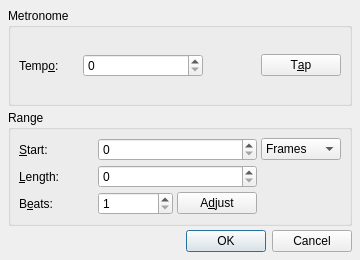
Qt form src/qtractorTempoAdjustForm.ui (rncbc/qtractor) before a commit.
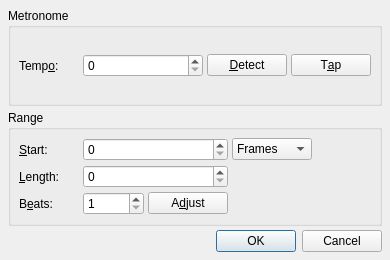
The same form after that commit. Icons and pictures are not drawn. Custom widgets are drawn as their Qt base class.

Commit message: [xaubio] Clip / Tempo Adjust dialog refactoring... (completed)

Patch:
```diff
--- a/src/qtractorTempoAdjustForm.ui
+++ b/src/qtractorTempoAdjustForm.ui
@@ -26,7 +26,7 @@
    <rect>
     <x>0</x>
     <y>0</y>
-    <width>360</width>
+    <width>320</width>
     <height>260</height>
    </rect>
   </property>
@@ -82,14 +82,27 @@
         </property>
         <property name="sizeHint">
          <size>
-          <width>20</width>
+          <width>8</width>
           <height>20</height>
          </size>
         </property>
        </spacer>
       </item>
       <item>
-       <widget class="QPushButton" name="TempoPushButton">
+       <widget class="QPushButton" name="TempoDetectPushButton">
+        <property name="minimumSize">
+         <size>
+          <width>80</width>
+          <height>0</height>
+         </size>
+        </property>
+        <property name="text">
+         <string>&amp;Detect</string>
+        </property>
+       </widget>
+      </item>
+      <item>
+       <widget class="QPushButton" name="TempoTapPushButton">
         <property name="minimumSize">
          <size>
           <width>80</width>
@@ -167,6 +180,19 @@
         </item>
        </widget>
       </item>
+      <item row="0" column="4" rowspan="3">
+       <spacer>
+        <property name="orientation">
+         <enum>Qt::Horizontal</enum>
+        </property>
+        <property name="sizeHint">
+         <size>
+          <width>8</width>
+          <height>20</height>
+         </size>
+        </property>
+       </spacer>
+      </item>
       <item row="1" column="0">
        <widget class="QLabel" name="RangeLengthTextLabel">
         <property name="minimumSize">
```
Left out of the diff: 3 changed lines with no effect on the pictures. The commit also changes 2 other files.
